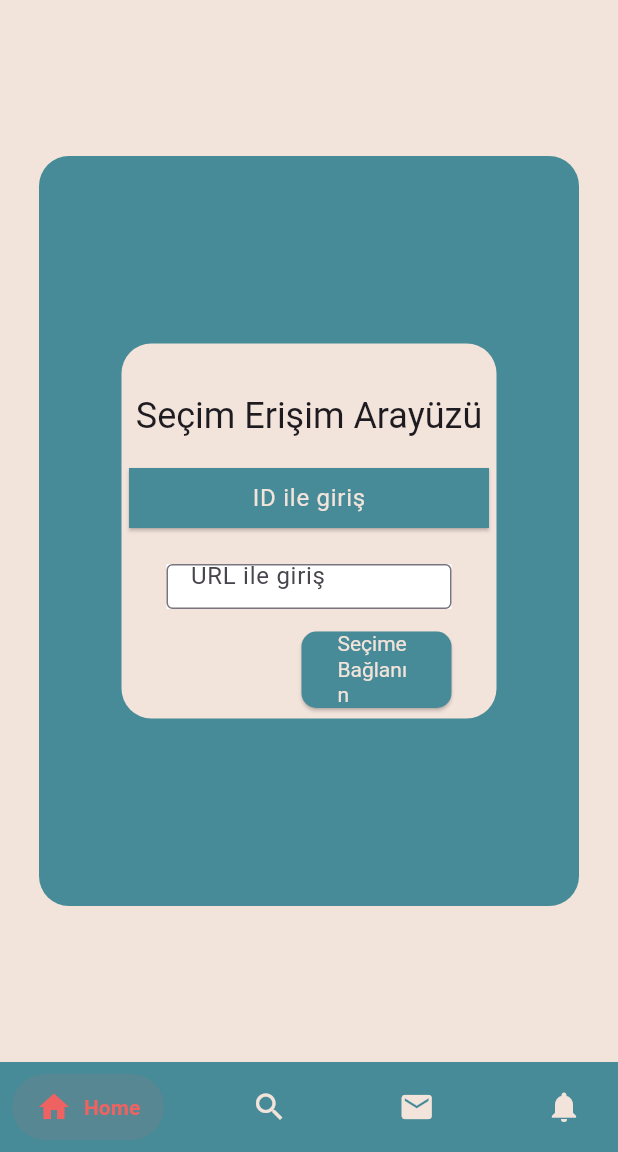
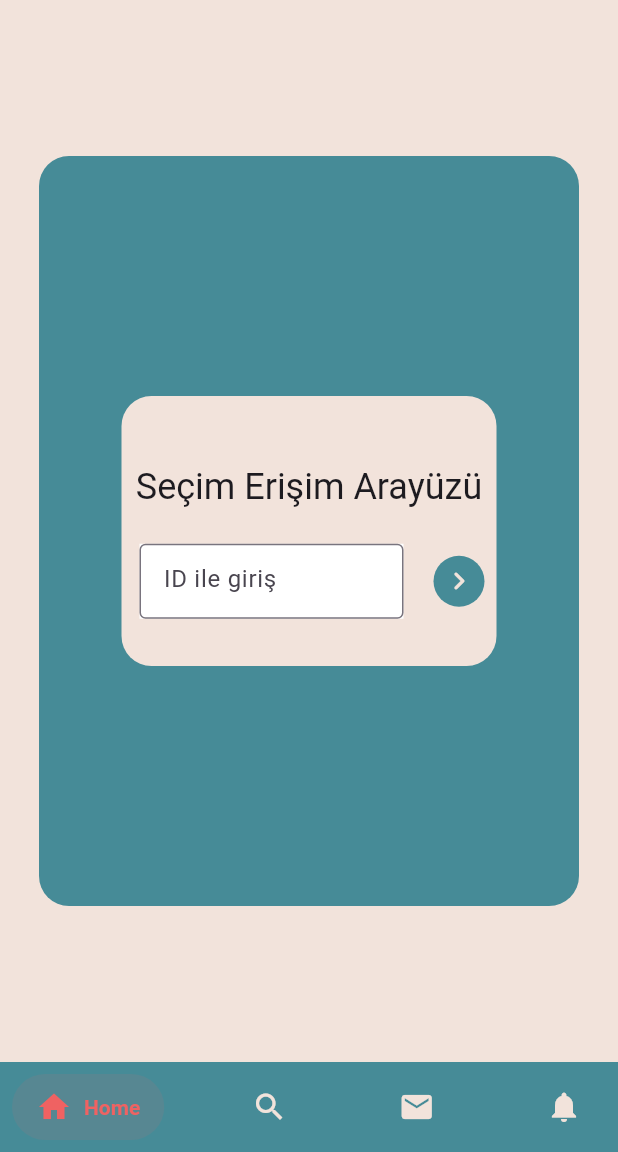
Before and after one commit to Ahmetyldzz/Digital-Election-Mobile, a Flutter app: the screen it shows after launch, after a tap on "Oy Kullan", on a phone screen of 412 x 824 dp, the part 84-1236 px from its top. Run offline on Flutter 3.47's test engine with Material 3 defaults, Android fonts, the phone set to English and light mode, and no system bars; drawn by our look-alikes of salomon_bottom_bar; our stand-ins replace dio, dot_navigation_bar.

Commit message:
EnteredHomePageUpdate

```diff
--- a/flutter_bitirme_projesi/lib/Entered_Homepage/election_enter_type_interface.dart
+++ b/flutter_bitirme_projesi/lib/Entered_Homepage/election_enter_type_interface.dart
@@ -1,5 +1,7 @@
 import 'package:flutter/material.dart';
+import 'package:flutter_bitirme_projesi/Use_General_Project/navigateToPage.dart';
 import 'package:flutter_bitirme_projesi/Use_General_Project/project_colors.dart';
+import 'package:flutter_bitirme_projesi/Voting_Page/oy_kullanma.dart';
 
 class ElectionEnterTypeMenu extends StatefulWidget {
   const ElectionEnterTypeMenu({super.key});
@@ -8,8 +10,10 @@ class ElectionEnterTypeMenu extends StatefulWidget {
   State<ElectionEnterTypeMenu> createState() => _ElectionEnterTypeMenuState();
 }
 
-class _ElectionEnterTypeMenuState extends State<ElectionEnterTypeMenu> {
+class _ElectionEnterTypeMenuState extends State<ElectionEnterTypeMenu>
+    with NavigatorRoute {
   bool _ActiveButton = false;
+  TextEditingController textEditingController = TextEditingController();
   void buttonChanged() {
     setState(() {
       _ActiveButton = !_ActiveButton;
@@ -25,7 +29,7 @@ class _ElectionEnterTypeMenuState extends State<ElectionEnterTypeMenu> {
           color: ProjectColors().background,
         ),
         width: 250,
-        height: 250,
+        height: 180,
         child: Column(
           mainAxisAlignment: MainAxisAlignment.center,
           children: [
@@ -37,112 +41,47 @@ class _ElectionEnterTypeMenuState extends State<ElectionEnterTypeMenu> {
               ),
             ),
             Row(
-              mainAxisAlignment: MainAxisAlignment.spaceBetween,
+              mainAxisAlignment: MainAxisAlignment.spaceEvenly,
               children: [
                 Expanded(
-                  child: SizedBox(
-                    width: 175,
-                    child: Padding(
-                      padding: const EdgeInsets.all(5.0),
-                      child: ElevatedButton(
-                        style: ElevatedButton.styleFrom(
-                            backgroundColor: (_ActiveButton == false)
-                                ? ProjectColors().commonTheme
-                                : ProjectColors().likePink,
-                            shape:
-                                RoundedRectangleBorder(side: BorderSide.none)),
-                        onPressed: () {
-                          _ActiveButton == false ? buttonChanged() : null;
-                        },
-                        child: Text(
-                          "ID ile giriş",
-                          style: Theme.of(context)
-                              .textTheme
-                              .bodyLarge
-                              ?.copyWith(
-                                  color: _ActiveButton == false
-                                      ? ProjectColors().background
-                                      : ProjectColors().darkTheme),
-                        ),
+                  flex: 8,
+                  child: Padding(
+                    padding: const EdgeInsets.all(12.0),
+                    child: Container(
+                      color: Colors.white,
+                      height: 50,
+                      child: TextField(
+                        controller: textEditingController,
+                        keyboardType: TextInputType.phone,
+                        decoration: InputDecoration(
+                            hintText: "ID ile giriş ",
+                            border: OutlineInputBorder(),
+                            focusColor: Colors.white),
                       ),
                     ),
                   ),
                 ),
-                /*  Expanded(
-                  child: SizedBox(
-                    width: 175,
+                Expanded(
+                    flex: 2,
                     child: Padding(
-                      padding: const EdgeInsets.all(5.0),
-                      child: ElevatedButton(
-                        style: ElevatedButton.styleFrom(
-                            backgroundColor: (_ActiveButton == true)
-                                ? ProjectColors().commonTheme
-                                : ProjectColors().likePink,
-                            shape:
-                                RoundedRectangleBorder(side: BorderSide.none)),
-                        onPressed: () {
-                          _ActiveButton == true ? buttonChanged() : null;
+                      padding: const EdgeInsets.all(8.0),
+                      child: InkWell(
+                        onTap: () {
+                          /* if (textEditingController.text == Election.id) {
+                            navigateToWidget(context, Oykullanma());
+                          } */
                         },
-                        child: Text(
-                          "URL ile giriş",
-                          style: Theme.of(context)
-                              .textTheme
-                              .bodyLarge
-                              ?.copyWith(
-                                  color: _ActiveButton == true
-                                      ? ProjectColors().background
-                                      : ProjectColors().darkTheme),
+                        child: CircleAvatar(
+                          backgroundColor: ProjectColors().commonTheme,
+                          child: Icon(
+                            Icons.chevron_right_rounded,
+                            color: ProjectColors().background,
+                          ),
                         ),
                       ),
-                    ),
-                  ),
-                ), */
+                    )),
               ],
             ),
-            Padding(
-              padding: const EdgeInsets.symmetric(horizontal: 30, vertical: 15),
-              child: Container(
-                color: Colors.white,
-                height: 30,
-                child: TextField(
-                  keyboardType: (_ActiveButton == true)
-                      ? TextInputType.phone
-                      : TextInputType.url,
-                  decoration: InputDecoration(
-                      hintText: (_ActiveButton == true)
-                          ? "ID ile giriş "
-                          : "URL ile giriş",
-                      border: OutlineInputBorder(),
-                      focusColor: Colors.white),
-                ),
-              ),
-            ),
-            Row(
-              mainAxisAlignment: MainAxisAlignment.end,
-              children: [
-                Padding(
-                  padding: const EdgeInsets.only(right: 30),
-                  child: SizedBox(
-                    width: 100,
-                    child: ElevatedButton(
-                        style: ElevatedButton.styleFrom(
-                            backgroundColor: ProjectColors().commonTheme,
-                            shape: RoundedRectangleBorder(
-                                borderRadius: BorderRadius.circular(10))),
-                        onPressed: () {},
-                        child: Text(
-                          "Seçime Bağlanın",
-                          style: Theme.of(context)
-                              .textTheme
-                              .displaySmall
-                              ?.copyWith(
-                                  fontSize: 14,
-                                  color: ProjectColors().background),
-                        )),
-                  ),
-                )
-              ],
-            )
           ],
         ),
       ),
```
